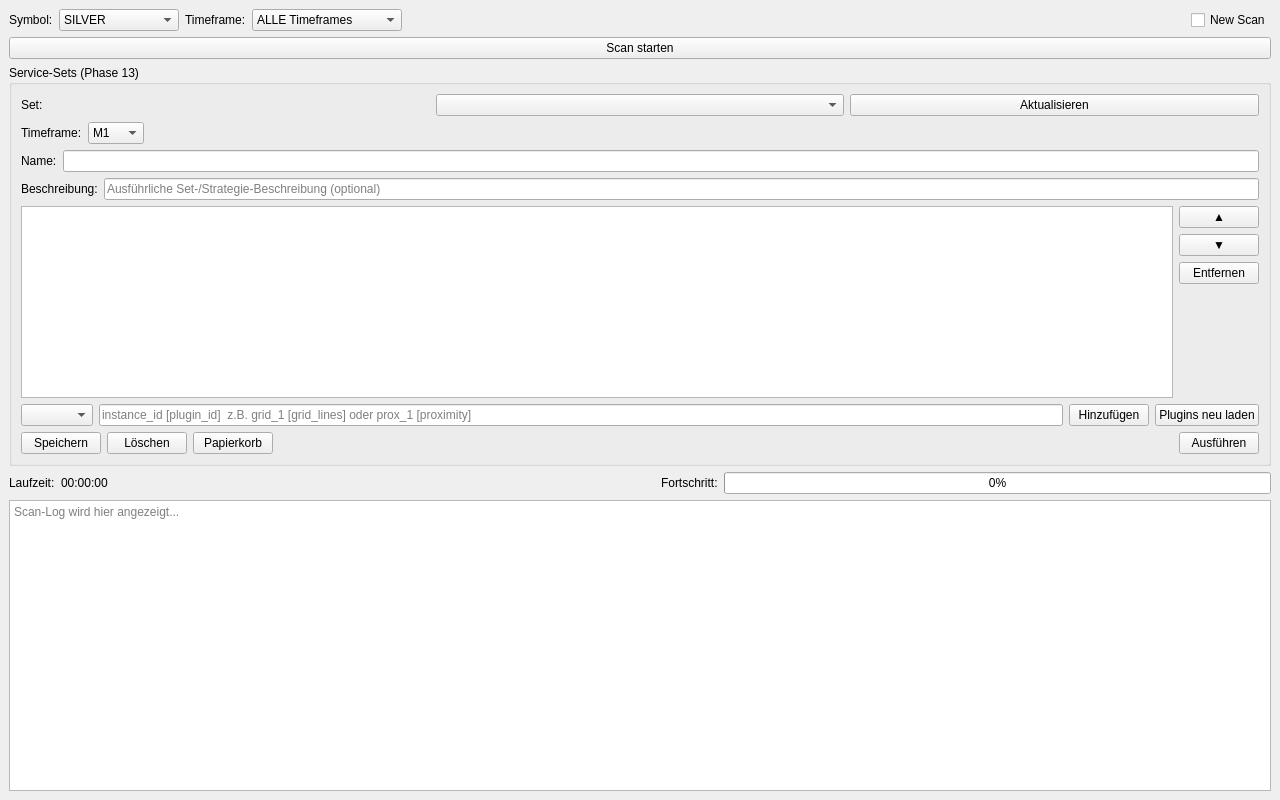
Before: the Qt Designer form ui/service_win.ui in hoyerth/PyTrader, drawn with Qt 5.
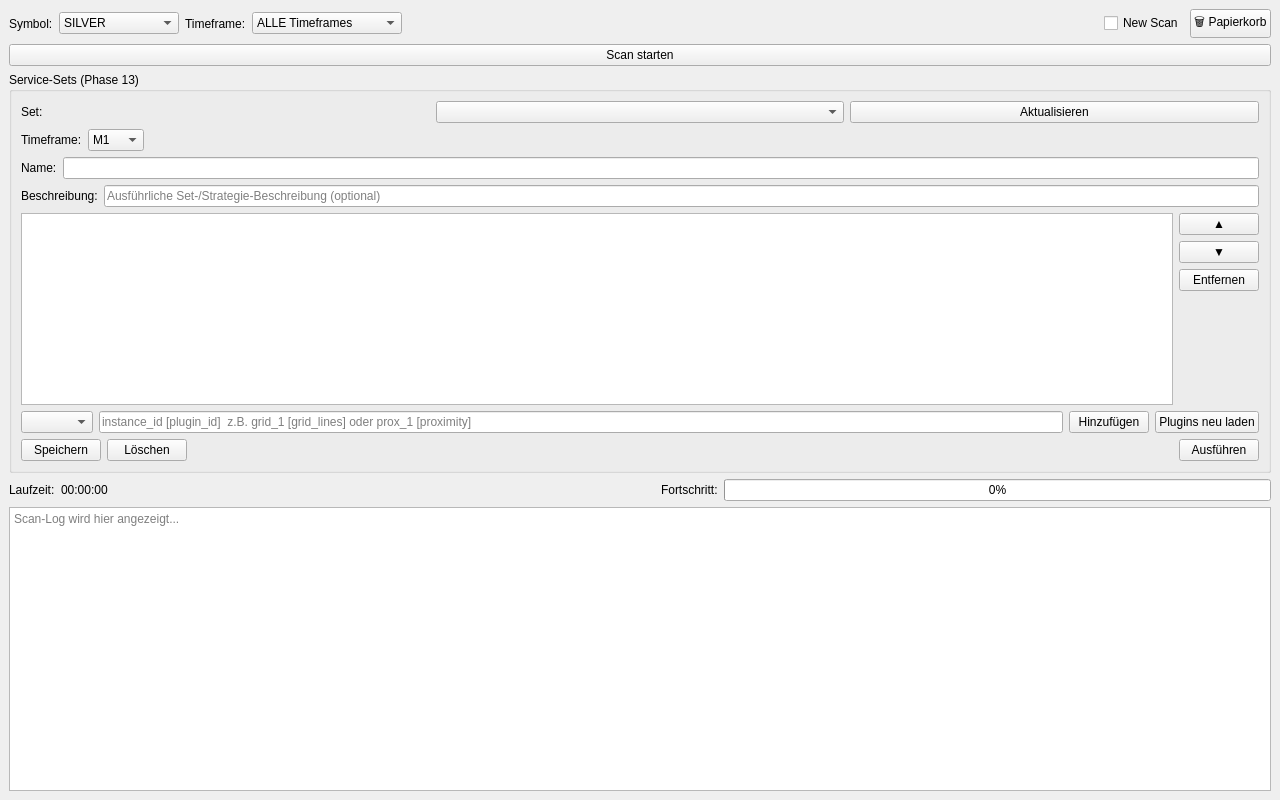
After: the same form once the commit is applied.

Commit message: P15 3.23: Papierkorb-Integration & Kontextmenue-Verknuepfung im ServiceWindow

Diff of the .ui file:
```diff
--- a/ui/service_win.ui
+++ b/ui/service_win.ui
@@ -97,6 +97,16 @@
         </property>
        </widget>
       </item>
+      <item>
+       <widget class="QPushButton" name="btn_trash_sets">
+        <property name="text">
+         <string>🗑️ Papierkorb</string>
+        </property>
+        <property name="toolTip">
+         <string>P14-05: Gelöschte Service-Sets einsehen, wiederherstellen oder endgültig entfernen (Soft-Delete).</string>
+        </property>
+       </widget>
+      </item>
      </layout>
     </item>
     <item>
@@ -377,16 +387,6 @@
            </property>
           </widget>
          </item>
-         <item>
-          <widget class="QPushButton" name="btn_trash_sets">
-           <property name="text">
-            <string>Papierkorb</string>
-           </property>
-           <property name="toolTip">
-            <string>P14-05: Gelöschte Service-Sets einsehen, wiederherstellen oder endgültig entfernen (Soft-Delete).</string>
-           </property>
-          </widget>
-         </item>
          <item>
           <spacer name="horizontalSpacer_actions">
            <property name="orientation">
```
The commit also changes 5 other files.
